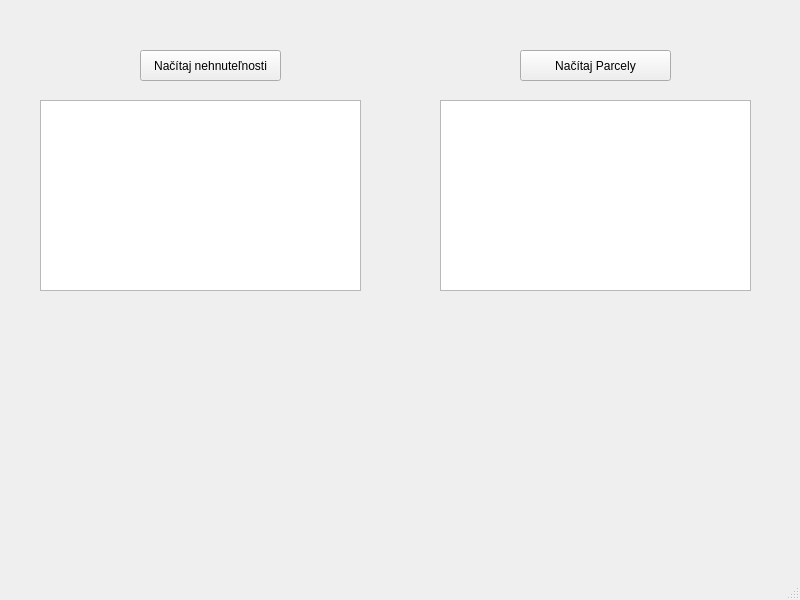
The window that mainwindow.ui (kotvaldo/aus_2_gui) describes before a commit, drawn with Qt 5.
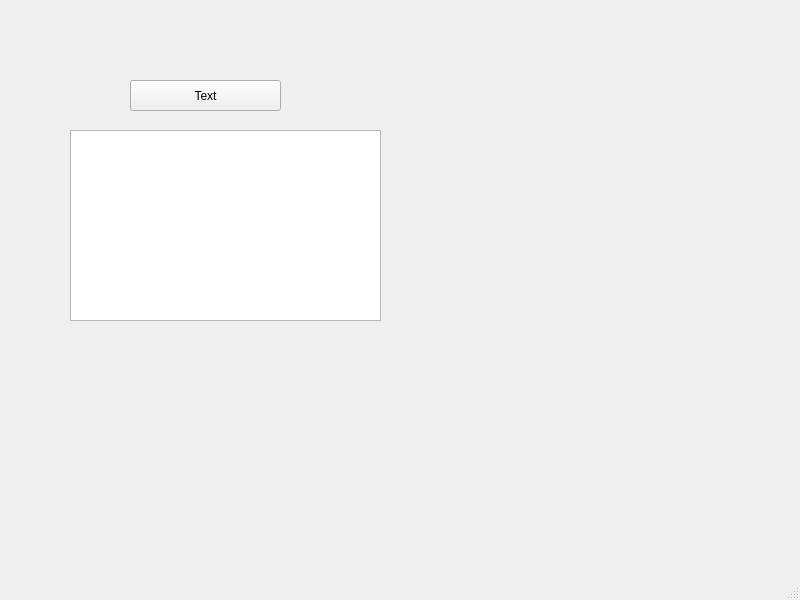
The same window after the commit.

What changed in the file:
```diff
--- a/mainwindow.ui
+++ b/mainwindow.ui
@@ -14,50 +14,27 @@
    <string>MainWindow</string>
   </property>
   <widget class="QWidget" name="centralwidget">
-   <widget class="QListWidget" name="list_nehnutelnosti">
-    <property name="geometry">
-     <rect>
-      <x>40</x>
-      <y>100</y>
-      <width>321</width>
-      <height>191</height>
-     </rect>
-    </property>
-   </widget>
    <widget class="QListWidget" name="list_parcely">
     <property name="geometry">
      <rect>
-      <x>440</x>
-      <y>100</y>
+      <x>70</x>
+      <y>130</y>
       <width>311</width>
       <height>191</height>
      </rect>
     </property>
    </widget>
-   <widget class="QPushButton" name="button_load_nehnutelnosti">
-    <property name="geometry">
-     <rect>
-      <x>140</x>
-      <y>50</y>
-      <width>141</width>
-      <height>31</height>
-     </rect>
-    </property>
-    <property name="text">
-     <string>Načítaj nehnuteľnosti</string>
-    </property>
-   </widget>
    <widget class="QPushButton" name="pushButton">
     <property name="geometry">
      <rect>
-      <x>520</x>
-      <y>50</y>
+      <x>130</x>
+      <y>80</y>
       <width>151</width>
       <height>31</height>
      </rect>
     </property>
     <property name="text">
-     <string>Načítaj Parcely</string>
+     <string>Text</string>
     </property>
    </widget>
   </widget>
```
